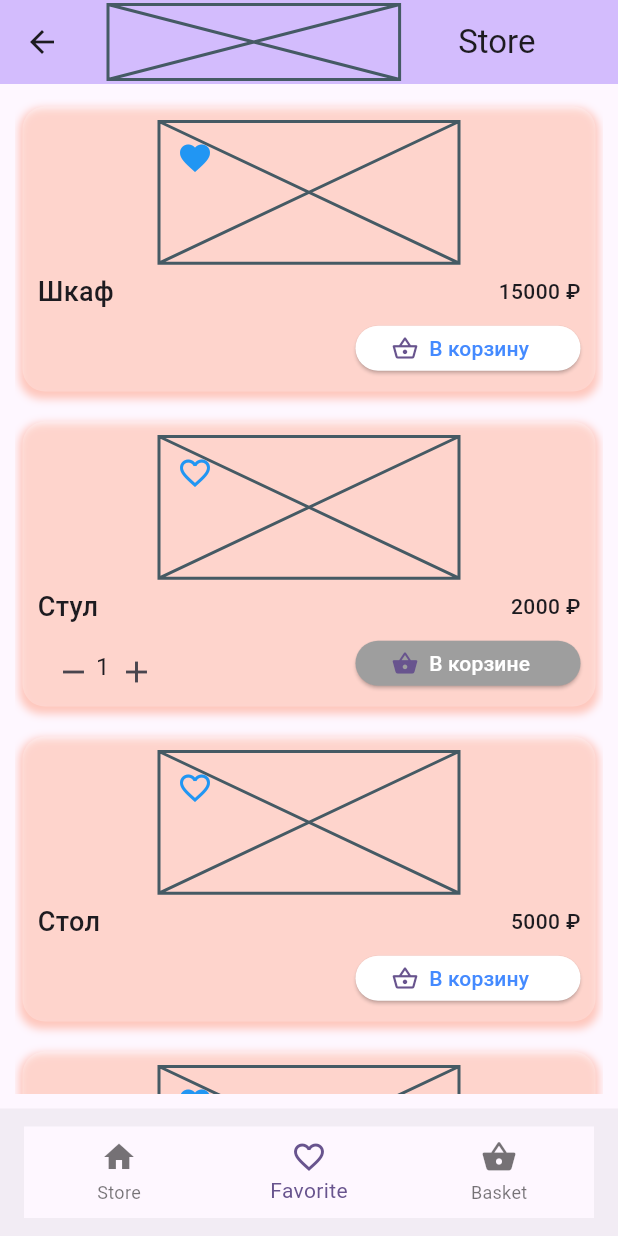
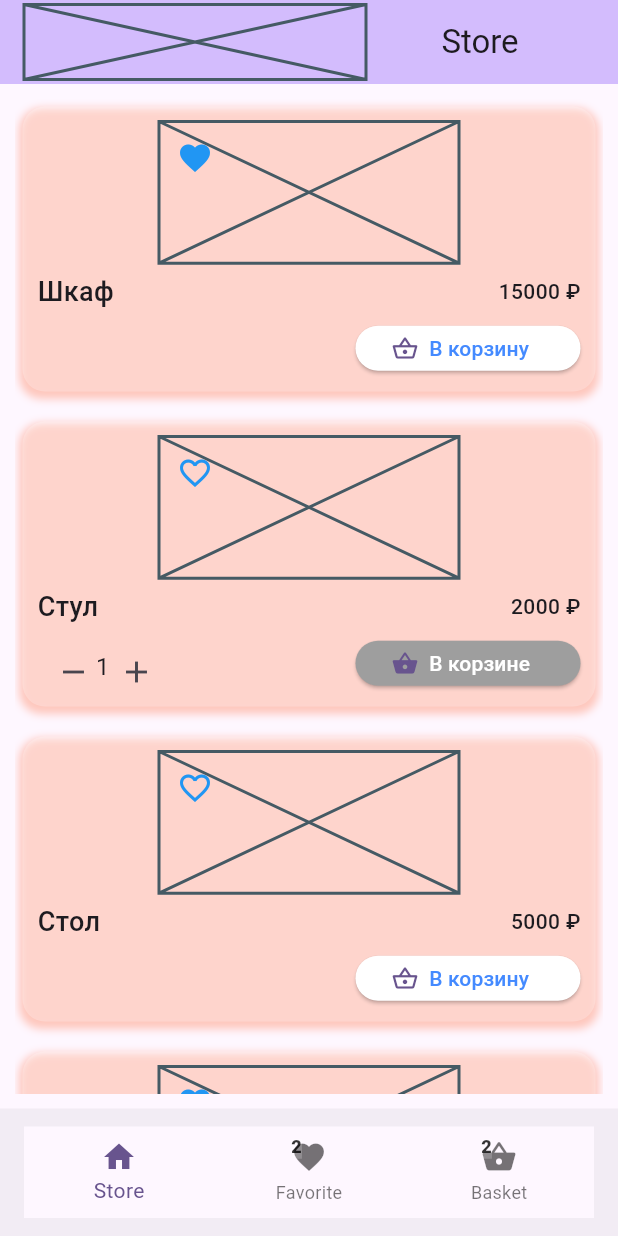
Before and after one commit to zsefvcx/state_management, a Flutter app: the StoreHomePage screen opened by its route, item 2 of the bottom bar chosen, after a tap on the "close" icon, on a phone screen of 412 x 824 dp. Run offline on Flutter 3.47's test engine with Material 2 defaults, Android fonts, the phone set to English and light mode, and no system bars; our stand-ins replace equatable, get_it, internet_connection_checker; missing offline and left inert: window_manager.

Commit message:
lesson13 furniture_store 33%

```diff
--- a/furniture_store/lib/domain/bloc/shopping_basket_bloc.dart
+++ b/furniture_store/lib/domain/bloc/shopping_basket_bloc.dart
@@ -9,7 +9,7 @@ class ShoppingBasketBloc  with ChangeNotifier{
 
   final ShoppingBasketRepository _shoppingBasketRepository;
 
-  Set<ShoppingBasketEntity> favoritesModel = {};
+  Set<ShoppingBasketEntity> shoppingBasketModel = {};
 
   ShoppingBasketBloc({
     required ShoppingBasketRepository shoppingBasketRepository,
@@ -18,7 +18,7 @@ class ShoppingBasketBloc  with ChangeNotifier{
   }
 
   Future<void> bas() async {
-    favoritesModel = await _shoppingBasketRepository.bas();
+    shoppingBasketModel = await _shoppingBasketRepository.bas();
     notifyListeners();
   }
 
@@ -26,16 +26,19 @@ class ShoppingBasketBloc  with ChangeNotifier{
 
   Future<void> addBas(int id) async {
     await _shoppingBasketRepository.add(id);
+    await bas();
     notifyListeners();
   }
 
   Future<void> remBas(int id) async {
     await _shoppingBasketRepository.rem(id);
+    await bas();
     notifyListeners();
   }
 
   Future<void> setCountBas(int id, int value) async {
     await _shoppingBasketRepository.setCountBas(id, value);
+    await bas();
     notifyListeners();
   }
 
--- a/furniture_store/lib/presentation/pages/store_home_page.dart
+++ b/furniture_store/lib/presentation/pages/store_home_page.dart
@@ -4,48 +4,9 @@ import 'dart:ui';
 import 'package:flutter/foundation.dart';
 import 'package:flutter/material.dart';
 import 'package:furniture_store/domain/bloc/main_bloc.dart';
+import 'package:furniture_store/presentation/widgets/navigator_widget.dart';
 import 'package:furniture_store/presentation/widgets/widgets.dart';
 import 'package:provider/provider.dart';
-
-class TabItem {
-  String routename;
-  String title;
-  Icon icon;
-  Icon iconActivation;
-  Color color;
-
-  TabItem({
-    required this.routename,
-    required this.title,
-    required this.icon,
-    required this.iconActivation,
-    required this.color,
-  });
-}
-
-final List<TabItem> _tabItemsBar = [
-  TabItem(
-    routename: StoreHomePage.routeName,
-    color: Colors.white,
-    icon: const Icon(Icons.home),
-    iconActivation: const Icon(Icons.home_outlined),
-    title: 'Store',
-  ),
-  TabItem(
-    routename: '/favorite',
-    color: Colors.white,
-    icon: const Icon(Icons.favorite),
-    iconActivation: const Icon(Icons.favorite_outline),
-    title: 'Favorite',
-  ),
-  TabItem(
-    routename: '/basket',
-    color: Colors.white,
-    icon: const Icon(Icons.shopping_basket),
-    iconActivation: const Icon(Icons.shopping_basket_outlined),
-    title: 'Basket',
-  ),
-];
 
 class StoreHomePage extends StatefulWidget {
   static const routeName = '/';
@@ -58,28 +19,9 @@ class StoreHomePage extends StatefulWidget {
   State<StoreHomePage> createState() => _StoreHomePageState();
 }
 
-class _StoreHomePageState extends State<StoreHomePage> with SingleTickerProviderStateMixin {
+class _StoreHomePageState extends State<StoreHomePage> {
 
-  late TabController _tabController;
-  int _currentTabIndex = 0;
-
-  @override
-  void initState() {
-    super.initState();
-    _tabController = TabController(length: 3, vsync: this);
-    _tabController.addListener(() {
-      print('Listener ${_tabController.index}');
-      setState(() {
-        _currentTabIndex = _tabController.index;
-      });
-    });
-  }
-
-  @override
-  void dispose() {
-    _tabController.dispose();
-    super.dispose();
-  }
+  int currentTabIndex = 0;
 
   @override
   Widget build(BuildContext context) {
@@ -88,10 +30,10 @@ class _StoreHomePageState extends State<StoreHomePage> with SingleTickerProvider
     }
     return Scaffold(
       appBar: AppBar(
+        automaticallyImplyLeading: false,
         backgroundColor: Theme.of(context).colorScheme.inversePrimary,
         title: AppBarTitleWidget(title: widget.title),
         centerTitle: true,
-
       ),
       //Использовать Visibility
       body:SafeArea(
@@ -150,7 +92,7 @@ class _StoreHomePageState extends State<StoreHomePage> with SingleTickerProvider
                   itemCount: mainBloc.lpAll.length,
                   itemBuilder: (_, index) {
                     if (kDebugMode) print('Build CardProductWidget $index');
-                    return CardProductWidget(productEntity: mainBloc.lpAll[index],);
+                    return CardProductWidget(productEntity: mainBloc.lpAll[index], type: 0,);
                   },
               ),
                 ),
@@ -160,46 +102,7 @@ class _StoreHomePageState extends State<StoreHomePage> with SingleTickerProvider
         }),
       ),
 
-      bottomNavigationBar: BottomAppBar(
-
-        // shape: const CircularNotchedRectangle(),
-        // clipBehavior: Clip.antiAlias,
-        // notchMargin: 15,
-        height: 85,
-        //color: Theme.of(context).colorScheme.inversePrimary,
-        elevation: 0,
-        child: BottomNavigationBar(
-          onTap: (value) {
-            setState(() {
-              _tabController.index = value;
-              _currentTabIndex = value;
-            });
-
-            Navigator.of(context).pushNamed(_tabItemsBar[value].routename,
-              // arguments: {
-              //   'hotel':hotel,
-              // },
-            );
-
-
-
-
-          },
-          //backgroundColor: Theme.of(context).colorScheme.inversePrimary,
-          elevation: 0,
-          currentIndex: _currentTabIndex,
-          items: [
-            ..._tabItemsBar.map(
-                  (e) => BottomNavigationBarItem(
-                    icon: e.icon,
-                    label: e.title,
-                    backgroundColor: e.color,
-                    activeIcon: e.iconActivation,
-                  ),
-            ),
-          ],
-        ),
-      ),
+      bottomNavigationBar: const NavigatorWidget(),
 
 
     );
--- a/furniture_store/lib/presentation/route_generator.dart
+++ b/furniture_store/lib/presentation/route_generator.dart
@@ -1,21 +1,38 @@
 
 
 import 'package:flutter/material.dart';
+import 'package:furniture_store/presentation/pages/shopping_basket_page.dart';
 import 'package:furniture_store/presentation/pages/store_home_page.dart';
+
+import 'widgets/widgets.dart';
+
+class CurrentIndex{
+  int index;
+  CurrentIndex({this.index=0});
+}
 
 
 class RouteGenerator {
 
+  static CurrentIndex currentIndex = CurrentIndex();
+
   static String initialRoute = StoreHomePage.routeName;
 
+  static List<String> title = ['Store', 'Favorites', 'Basket', 'Error'];
+
   static Route<dynamic> generateRoute(RouteSettings settings){
-    final args = settings.arguments;
+    //final args = settings.arguments;
 
     switch(settings.name){
       case StoreHomePage.routeName:
         return PageRouteBuilder(
           pageBuilder: (context, animation, secondaryAnimation) =>
-          const StoreHomePage(title: 'Store',),
+          StoreHomePage(title: title[0],),
+        );
+      case ShoppingBasketPage.routeName:
+        return PageRouteBuilder(
+          pageBuilder: (context, animation, secondaryAnimation) =>
+              ShoppingBasketPage(title: title[2],),
         );
       //case HotelView.routeName:
         // if(args != null && args is Map<String, HotelPreview>){
@@ -33,15 +50,35 @@ class RouteGenerator {
         // }
       //  return _errorRoute();
       default:
+        // if(args != null && args is Map<String, dynamic>){
+        //   if(args['TabIndex']!=null && args['TabIndex'] is int){
+        //     currentTabIndex = args['TabIndex'];
+        //   } else {
+        //     currentTabIndex = 0;
+        //   }
+        // } else {
+        //   currentTabIndex = 0;
+        // }
         return _errorRoute();
     }
   }
 
   static Route<dynamic> _errorRoute() {
+    currentIndex.index = 0;
     return MaterialPageRoute(builder: (context) {
       return Scaffold(
         appBar: AppBar(
-          title: const Text('ERROR'),
+          automaticallyImplyLeading: false,
+          leading: IconButton(icon: const Icon(Icons.close),
+              onPressed: ()=>Navigator.of(context).
+              pushReplacementNamed(StoreHomePage.routeName,
+              arguments: {
+              'TabIndex':currentIndex.index,
+              },
+            ),
+          ),
+          backgroundColor: Theme.of(context).colorScheme.inversePrimary,
+          title: AppBarTitleWidget(title: title[3]),
           centerTitle: true,
         ),
         body: const Center(
--- a/furniture_store/lib/presentation/store_app.dart
+++ b/furniture_store/lib/presentation/store_app.dart
@@ -2,7 +2,6 @@
 import 'package:flutter/material.dart';
 import 'package:furniture_store/domain/bloc/bloc.dart';
 import 'package:furniture_store/domain/bloc/shopping_basket_bloc.dart';
-import 'package:furniture_store/presentation/pages/store_home_page.dart';
 import 'package:furniture_store/presentation/route_generator.dart';
 import 'package:provider/provider.dart';
 
--- a/furniture_store/lib/presentation/widgets/card_product_widget.dart
+++ b/furniture_store/lib/presentation/widgets/card_product_widget.dart
@@ -9,8 +9,10 @@ class CardProductWidget extends StatefulWidget {
   const CardProductWidget({
     super.key,
     required ProductEntity productEntity,
-  }) : _productEntity = productEntity;
+    required int type,
+  }) : _productEntity = productEntity, _type = type;
 
+  final int _type;
   final ProductEntity _productEntity;
 
   @override
@@ -54,7 +56,7 @@ class _CardProductWidgetState extends State<CardProductWidget> {
             ),
             Expanded(
               flex: 2,
-              child: UniPayButtonWidget(productEntity: widget._productEntity),
+              child: UniPayButtonWidget(productEntity: widget._productEntity, type: widget._type),
             ),
           ],
         ),
--- /dev/null
+++ b/furniture_store/lib/presentation/widgets/navigator_widget.dart
@@ -0,0 +1,124 @@
+
+
+import 'package:flutter/foundation.dart';
+import 'package:flutter/material.dart';
+import 'package:furniture_store/domain/bloc/favorites_bloc.dart';
+import 'package:furniture_store/domain/bloc/shopping_basket_bloc.dart';
+import 'package:furniture_store/presentation/pages/shopping_basket_page.dart';
+import 'package:furniture_store/presentation/pages/store_home_page.dart';
+import 'package:furniture_store/presentation/route_generator.dart';
+import 'package:provider/provider.dart';
+
+class TabItem {
+  int id;
+  String routename;
+  String title;
+  Icon icon;
+  Icon iconActivation;
+  Color color;
+
+  TabItem({
+    required this.id,
+    required this.routename,
+    required this.title,
+    required this.icon,
+    required this.iconActivation,
+    required this.color,
+  });
+}
+
+final List<TabItem> _tabItemsBar = [
+  TabItem(
+    id: 0,
+    routename: StoreHomePage.routeName,
+    color: Colors.white,
+    icon: const Icon(Icons.home),
+    iconActivation: const Icon(Icons.home_outlined),
+    title: 'Store',
+  ),
+  TabItem(
+    id: 1,
+    routename: '/favorite',
+    color: Colors.white,
+    icon: const Icon(Icons.favorite),
+    iconActivation: const Icon(Icons.favorite_outline),
+    title: 'Favorite',
+  ),
+  TabItem(
+    id: 2,
+    routename: ShoppingBasketPage.routeName,
+    color: Colors.white,
+    icon: const Icon(Icons.shopping_basket),
+    iconActivation: const Icon(Icons.shopping_basket_outlined),
+    title: 'Basket',
+  ),
+];
+
+class NavigatorWidget extends StatefulWidget {
+  const NavigatorWidget({
+    super.key,
+  });
+
+
+  @override
+  State<NavigatorWidget> createState() => _NavigatorWidgetState();
+}
+
+class _NavigatorWidgetState extends State<NavigatorWidget> {
+
+  @override
+  Widget build(BuildContext context) {
+    if (kDebugMode) {
+      print('build NavigatorWidget');
+    }
+    return BottomAppBar(
+
+      // shape: const CircularNotchedRectangle(),
+      // clipBehavior: Clip.antiAlias,
+      // notchMargin: 15,
+      height: 85,
+      //color: Theme.of(context).colorScheme.inversePrimary,
+      elevation: 0,
+      child: BottomNavigationBar(
+        onTap: (value) {
+          setState(() {});
+          if(value == RouteGenerator.currentIndex.index) return;
+          setState(() {
+            RouteGenerator.currentIndex.index = value;
+          });
+          Navigator.of(context).pushReplacementNamed(_tabItemsBar[value].routename,
+            arguments: {
+               'TabIndex':value,
+            },
+          );
+        },
+        //backgroundColor: Theme.of(context).colorScheme.inversePrimary,
+        elevation: 0,
+        currentIndex: RouteGenerator.currentIndex.index,
+        items: [
+          ..._tabItemsBar.map((e) => BottomNavigationBarItem(
+              icon:  e.id == 2?Consumer<ShoppingBasketBloc>(builder: (_, shoppingBasketBloc, __){
+                return Stack(children: [e.icon, Positioned(
+                  top: -4,
+                  child: Text(shoppingBasketBloc.shoppingBasketModel.length.toString(),
+                    style: TextStyle(fontSize: 12, fontWeight: FontWeight.w900, backgroundColor: Colors.white.withOpacity(0.2), color: Colors.black.withOpacity(0.8)),
+                  ),
+                ),]);
+              }):e.id == 1?Consumer<FavoritesBloc>(builder: (_, favoritesBloc, __){
+                return Stack(children: [e.icon, Positioned(
+                  top: -4,
+                  child: Text(favoritesBloc.favoritesModel.length.toString(),
+                    style: TextStyle(fontSize: 12, fontWeight: FontWeight.w900, backgroundColor: Colors.white.withOpacity(0.2), color: Colors.black.withOpacity(0.8)),
+                  ),
+                ),]);
+              }):e.icon,
+              label: e.title,
+              backgroundColor: e.color,
+              //activeIcon: e.iconActivation,
+            ),
+          ),
+        ],
+      ),
+    );
+  }
+}
```
Also changed, not shown: furniture_store/lib/presentation/pages/shopping_basket_page.dart (added, +117 -0 lines), furniture_store/lib/presentation/widgets/uni_pay_button_widget.dart (+48 -5 lines).
